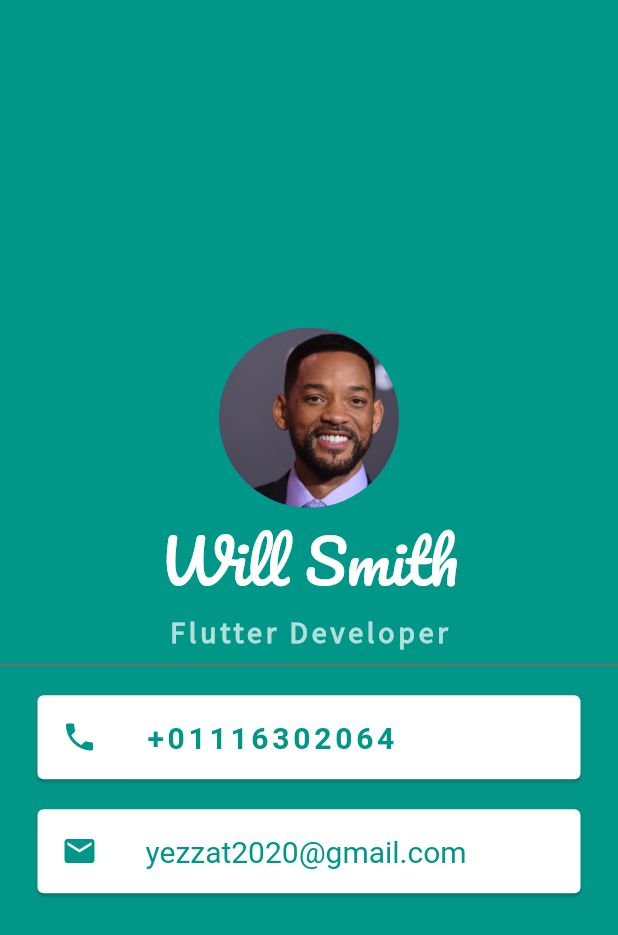
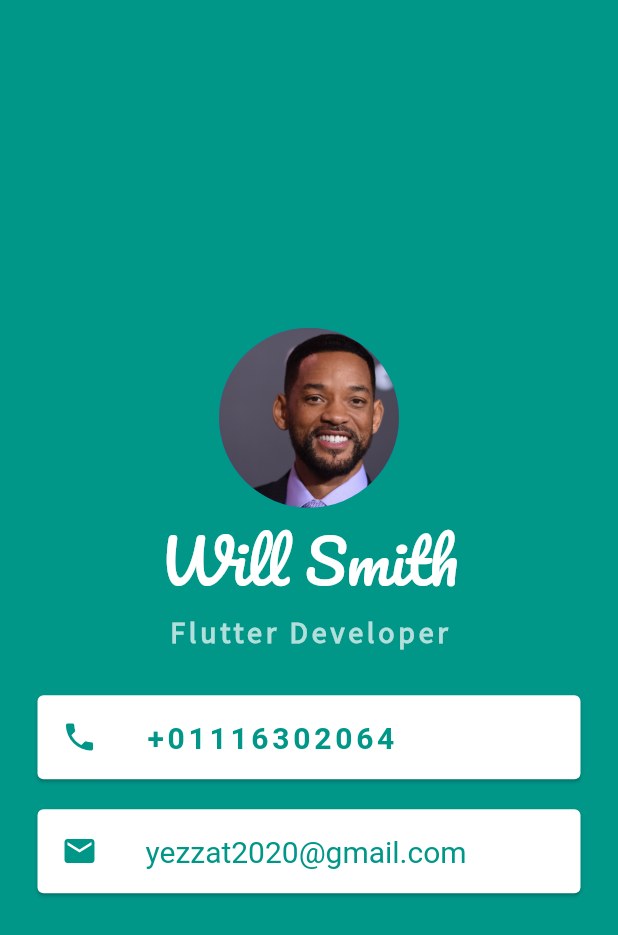
Before and after one commit to yasser2020/Business-Card, a Flutter app: the screen it shows after launch, on a phone screen of 412 x 824 dp. Shown: the top 935 px of the screen. Run offline on Flutter 3.47's test engine with Material 2 defaults, Android fonts, the phone set to English and light mode, and no system bars.

```diff
--- a/lib/main.dart
+++ b/lib/main.dart
@@ -30,7 +30,7 @@ class MyApp extends StatelessWidget {
                 ),
                 SizedBox(
                   height: 20,
-                  child: Divider(color: Colors.red),
+                  child: Divider(color: Colors.teal),
                 ),
                 Card(
                   color: Colors.white,
```
Also changed, not shown: 1 other file.
